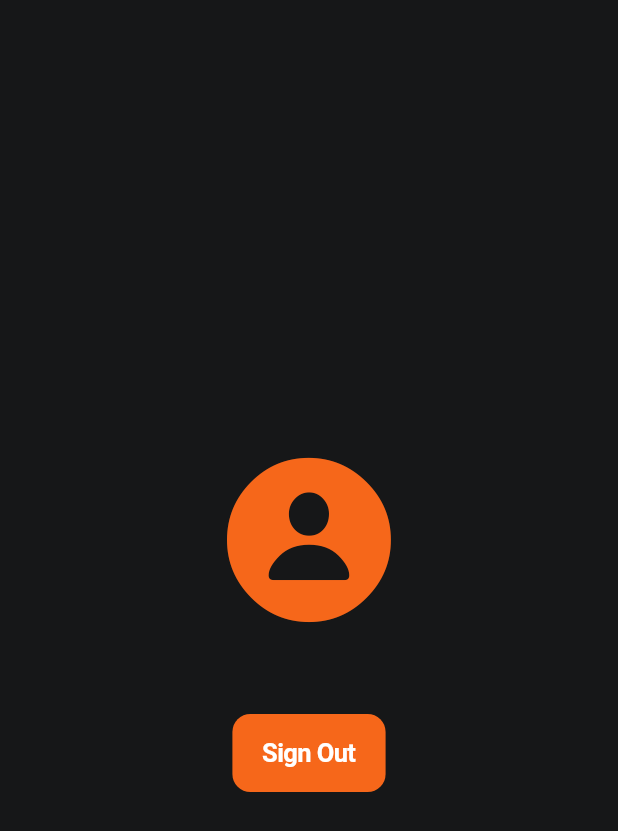
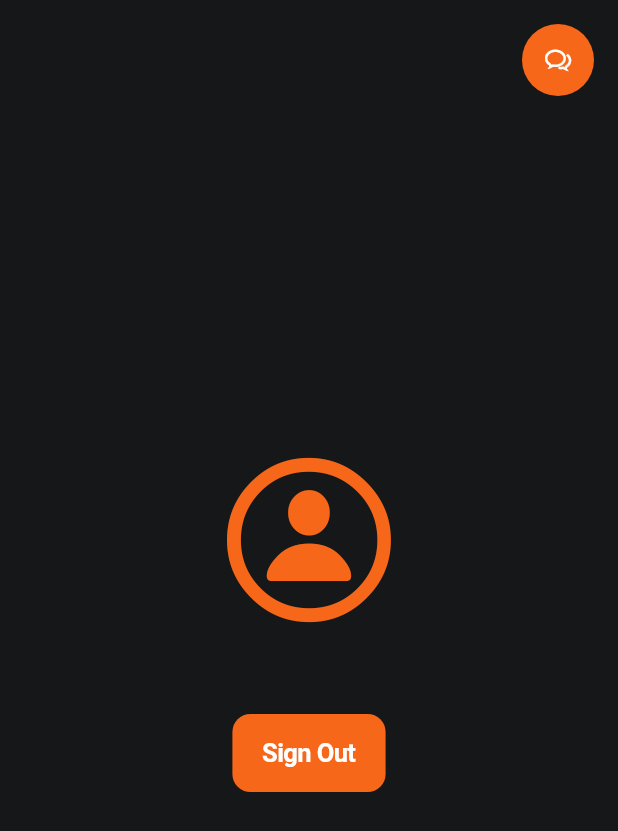
Before and after one commit to luiscib3r/mixter, a Flutter app: the UserView screen opened by its route, on a phone screen of 412 x 824 dp. Shown: the top 831 px of the screen. Run offline on Flutter 3.47's test engine with Material 3 defaults, Android fonts, the phone set to English and light mode, and no system bars; our stand-ins replace bloc, equatable, flutter_bloc, formz, go_router and 3 more; accounts and stored records are empty; generated files the repository leaves out were written again.

Commit message:
chore: chats layout

```diff
--- a/l10n/app_en.arb
+++ b/l10n/app_en.arb
@@ -8,5 +8,7 @@
   "signIn": "Sign in",
   "failure": "Failure",
   "unknownFailure": "Unknown failure",
-  "authFailure": "Authentication failure"
+  "authFailure": "Authentication failure",
+  "userProfile": "User profile",
+  "chats": "Chats"
 }
--- a/l10n/app_es.arb
+++ b/l10n/app_es.arb
@@ -8,5 +8,7 @@
   "signIn": "Iniciar sesión",
   "failure": "Error",
   "unknownFailure": "Error desconocido",
-  "authFailure": "Error de autenticación"
+  "authFailure": "Error de autenticación",
+  "userProfile": "Perfil de usuario",
+  "chats": "Chats"
 }
--- a/lib/chat/chat.dart
+++ b/lib/chat/chat.dart
@@ -1,2 +1,3 @@
+export 'chats_body.dart';
 export 'chats_page.dart';
 export 'chats_view.dart';
--- a/lib/home/home_view.dart
+++ b/lib/home/home_view.dart
@@ -2,7 +2,7 @@ import 'dart:developer';
 
 import 'package:mixter/app/app.dart';
 import 'package:mixter/auth/auth.dart';
-import 'package:mixter/user/user.dart';
+import 'package:mixter/chat/chat.dart';
 import 'package:mixter_bloc/mixter_bloc.dart';
 
 class HomeView extends StatelessWidget {
@@ -16,7 +16,7 @@ class HomeView extends StatelessWidget {
       listener: (context, state) {
         switch (state) {
           case SessionAuthenticatedState():
-            UserPage.open(context);
+            ChatsPage.open(context);
           case SessionUnauthenticatedState():
             SignInPage.open(context);
           case SessionFailureState(failure: final failure):
--- a/lib/user/user_view.dart
+++ b/lib/user/user_view.dart
@@ -1,4 +1,5 @@
 import 'package:mixter/app/app.dart';
+import 'package:mixter/chat/chat.dart';
 import 'package:mixter_bloc/mixter_bloc.dart';
 
 class UserView extends StatelessWidget {
@@ -6,10 +7,14 @@ class UserView extends StatelessWidget {
 
   @override
   Widget build(BuildContext context) {
+    final l10n = context.l10n;
     final bloc = context.read<SessionBloc>();
 
     return AppScaffold(
-      child: Center(
+      child: Stack(
+        fit: StackFit.expand,
+        children: [
+          Center(
             child: BlocBuilder<SessionBloc, SessionState>(
               builder: (context, state) => switch (state) {
                 // Loading
@@ -26,7 +31,7 @@ class UserView extends StatelessWidget {
                 SessionAuthenticatedState(user: final user) => Column(
                     mainAxisSize: MainAxisSize.min,
                     children: [
-                  const Icon(CupertinoIcons.person_circle_fill, size: 128),
+                      const Icon(CupertinoIcons.person_circle, size: 128),
                       const SizedBox(height: 8),
                       Text(user.email),
                       const SizedBox(height: 24),
@@ -39,6 +44,20 @@ class UserView extends StatelessWidget {
               },
             ),
           ),
+          Align(
+            alignment: Alignment.topRight,
+            child: AppAvatar(
+              tooltip: l10n.chats,
+              margin: const EdgeInsets.all(16),
+              onPressed: () => ChatsPage.open(context),
+              child: const Icon(
+                CupertinoIcons.chat_bubble_2,
+                color: AppColors.white,
+              ),
+            ),
+          ),
+        ],
+      ),
     );
   }
 }
--- a/packages/mixter_ui/lib/mixter_ui.dart
+++ b/packages/mixter_ui/lib/mixter_ui.dart
@@ -1,5 +1,6 @@
 export 'package:flutter/cupertino.dart';
 
+export 'src/app_avatar.dart';
 export 'src/app_button.dart';
 export 'src/app_card.dart';
 export 'src/app_dialog.dart';
@@ -8,6 +9,7 @@ export 'src/app_loading.dart';
 export 'src/app_password_field.dart';
 export 'src/app_scaffold.dart';
 export 'src/app_text_field.dart';
+export 'src/app_widget_button.dart';
 export 'src/extensions/extensions.dart';
 export 'src/mixter_app.dart';
 export 'src/theme/theme.dart';
--- /dev/null
+++ b/packages/mixter_ui/lib/src/app_avatar.dart
@@ -0,0 +1,83 @@
+import 'package:flutter/material.dart';
+import 'package:mixter_ui/mixter_ui.dart';
+
+class AppAvatar extends StatelessWidget {
+  const AppAvatar({
+    required this.child,
+    this.onPressed,
+    this.size = 48,
+    this.margin = EdgeInsets.zero,
+    this.color = AppColors.primary,
+    this.tooltip,
+    super.key,
+  });
+
+  final double size;
+  final VoidCallback? onPressed;
+  final EdgeInsetsGeometry margin;
+  final Color color;
+  final Widget child;
+  final String? tooltip;
+
+  @override
+  Widget build(BuildContext context) {
+    if (tooltip != null) {
+      return Tooltip(
+        message: tooltip,
+        child: _AppWidgetButton(
+          onPressed: onPressed,
+          margin: margin,
+          size: size,
+          color: color,
+          key: key,
+          child: child,
+        ),
+      );
+    }
+
+    return _AppWidgetButton(
+      onPressed: onPressed,
+      margin: margin,
+      size: size,
+      color: color,
+      key: key,
+      child: child,
+    );
+  }
+}
+
+class _AppWidgetButton extends StatelessWidget {
+  const _AppWidgetButton({
+    required this.onPressed,
+    required this.margin,
+    required this.size,
+    required this.color,
+    required this.child,
+    super.key,
+  });
+
+  final VoidCallback? onPressed;
+  final EdgeInsetsGeometry margin;
+  final double size;
+  final Color color;
+  final Widget child;
+
+  @override
+  Widget build(BuildContext context) {
+    return AppWidgetButton(
+      onPressed: onPressed,
+      child: Container(
+        margin: margin,
+        height: size,
+        width: size,
+        decoration: BoxDecoration(
+          color: color,
+          shape: BoxShape.circle,
+        ),
+        child: Center(
+          child: child,
+        ),
+      ),
+    );
+  }
+}
--- /dev/null
+++ b/packages/mixter_ui/lib/src/app_widget_button.dart
@@ -0,0 +1,25 @@
+import 'package:mixter_ui/mixter_ui.dart';
+
+class AppWidgetButton extends StatelessWidget {
+  const AppWidgetButton({
+    required this.child,
+    this.onPressed,
+    super.key,
+  });
+
+  final VoidCallback? onPressed;
+  final Widget child;
+
+  @override
+  Widget build(BuildContext context) {
+    return MouseRegion(
+      cursor: SystemMouseCursors.click,
+      child: CupertinoButton(
+        onPressed: onPressed,
+        minSize: 0,
+        padding: EdgeInsets.zero,
+        child: child,
+      ),
+    );
+  }
+}
```
Also changed, not shown: lib/chat/chats_body.dart (added, +36 -0 lines), lib/chat/chats_view.dart (+22 -3 lines). Lines whose indentation alone changed are shown as unchanged.
